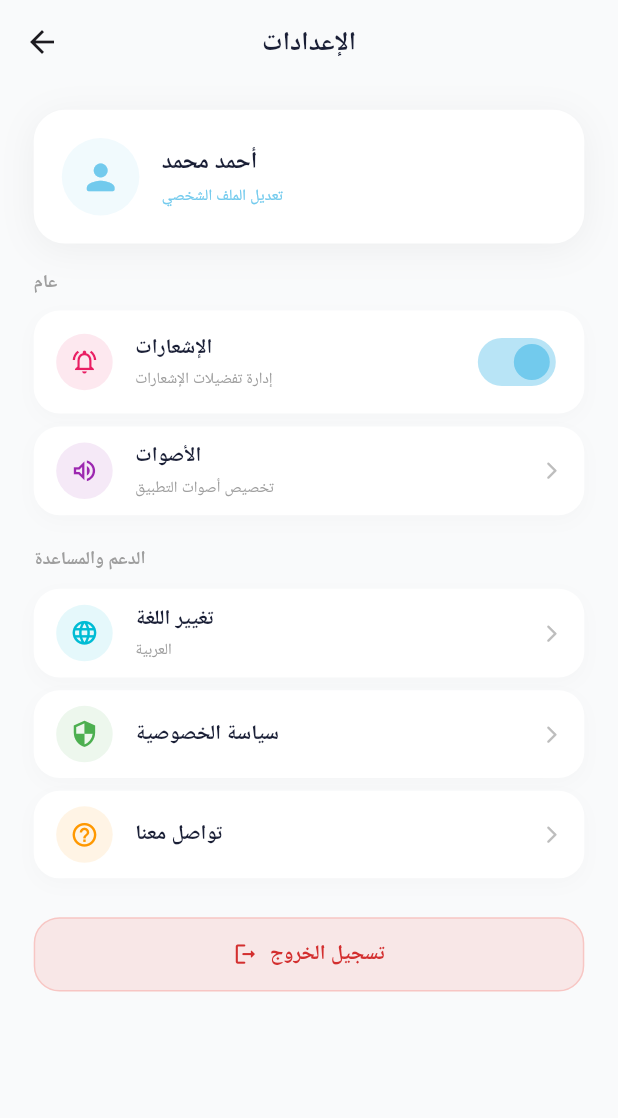
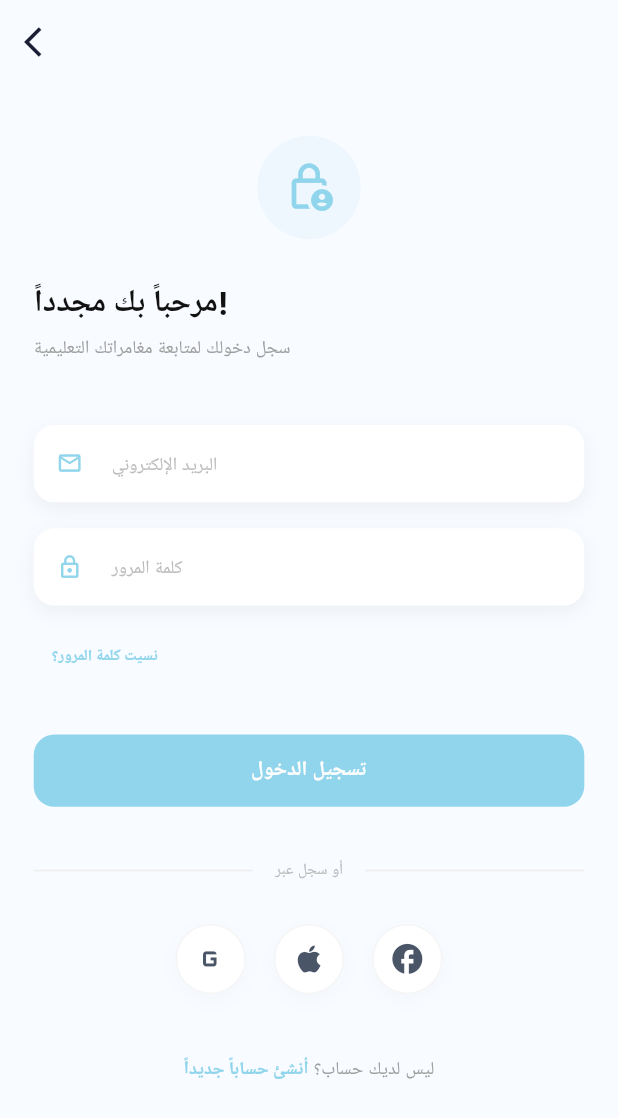
Before and after one commit to he123ba123/hekayti_edu, a Flutter app: the SettingsScreen screen opened directly, after a tap on "تسجيل الخروج", on a phone screen of 412 x 824 dp. Shown: the top 1118 px of the screen. Run offline on Flutter 3.47's test engine with Material 3 defaults, Android fonts, the phone set to English and light mode, and no system bars; our stand-ins replace bloc, device_preview, dio, flutter_bloc, flutter_screenutil, percent_indicator; Roboto replaces fonts that are missing (Inter).

Commit message:
add auth feature ui

```diff
--- a/lib/core/routing/app_router.dart
+++ b/lib/core/routing/app_router.dart
@@ -12,6 +12,8 @@ import 'package:hekayti/features/quiz/presentation/cubit/quiz_cubit.dart';
 import 'package:hekayti/features/splash/presentation/screens/splash_screen.dart';
 import 'package:hekayti/features/stories/presentation/screens/story_screen.dart';
 import 'package:hekayti/features/lessons/presentation/screens/social_studies_screen.dart';
+import 'package:hekayti/features/auth/presentation/screens/login_screen.dart';
+import 'package:hekayti/features/auth/presentation/screens/signup_screen.dart';
 import '../../features/quiz/data/data_source/remote_data_source.dart';
 import '../../features/welcome/welcome_screen.dart';
 import 'package:hekayti/features/quiz/data/arguments/quiz_argument.dart';
@@ -26,7 +28,7 @@ class AppRouter {
   Route generateRoute(RouteSettings settings) {
     final arguments = settings.arguments;
     switch (settings.name) {
-      case Routes.welcomeScren:
+      case Routes.welcomeScreen:
         return _buildRoute(builder: (_) => const WelcomeScreen());
       case Routes.splashScreen:
         return _buildRoute(builder: (_) => const SplashScreen());
@@ -63,9 +65,9 @@ class AppRouter {
         final argument = arguments as QuizArgument;
         return _buildRoute(
           builder: (_) => BlocProvider(
-            create: (context) => QuizCubit(
-              QuizRemoteDataSource(DioClient.dio),
-            )..loadQuestion(argument.lessonNumber),
+            create: (context) =>
+                QuizCubit(QuizRemoteDataSource(DioClient.dio))
+                  ..loadQuestion(argument.lessonNumber),
             child: QuizView(),
           ),
         );
@@ -73,13 +75,15 @@ class AppRouter {
         return _buildRoute(builder: (_) => const ResultView(score: .6));
       case Routes.socialStudiesScreen:
         return _buildRoute(builder: (_) => const SocialStudiesScreen());
+      case Routes.loginScreen:
+        return _buildRoute(builder: (_) => const LoginScreen());
+      case Routes.signupScreen:
+        return _buildRoute(builder: (_) => const SignupScreen());
       default:
         return _buildRoute(
-          builder: (_) =>
-              Scaffold(
-                body: Center(
-                    child: Text('No route defined for ${settings.name}')),
-              ),
+          builder: (_) => Scaffold(
+            body: Center(child: Text('No route defined for ${settings.name}')),
+          ),
         );
     }
   }
--- a/lib/core/routing/routes.dart
+++ b/lib/core/routing/routes.dart
@@ -1,5 +1,5 @@
 class Routes {
-  static const String welcomeScren = '/';
+  static const String welcomeScreen = '/';
   static const String splashScreen = '/splash_screen';
   static const String childSetupScreen = '/child_setup_screen';
   static const String lessonSelectionScreen = '/lesson_selection_screen';
@@ -11,4 +11,6 @@ class Routes {
   static const String aiFeedbackView = 'aiFeedbackView';
   static const String quizView = 'quizView';
   static const String resultView = 'resultView';
+  static const String loginScreen = '/login_screen';
+  static const String signupScreen = '/signup_screen';
 }
--- /dev/null
+++ b/lib/features/auth/presentation/screens/login_screen.dart
@@ -0,0 +1,203 @@
+import 'package:flutter/material.dart';
+import 'package:flutter_screenutil/flutter_screenutil.dart';
+import 'package:hekayti/core/routing/routes.dart';
+import 'package:hekayti/core/text_style_manager/text_style_manager.dart';
+import 'package:hekayti/features/auth/presentation/widgets/auth_text_field.dart';
+
+class LoginScreen extends StatelessWidget {
+  const LoginScreen({super.key});
+
+  @override
+  Widget build(BuildContext context) {
+    return Scaffold(
+      backgroundColor: const Color(0xFFF8FBFF),
+      appBar: AppBar(
+        backgroundColor: Colors.transparent,
+        elevation: 0,
+        leading: IconButton(
+          icon: const Icon(Icons.arrow_back_ios, color: Color(0xFF1A1F36)),
+          onPressed: () =>
+              Navigator.pushReplacementNamed(context, Routes.welcomeScreen),
+        ),
+      ),
+      body: SafeArea(
+        child: SingleChildScrollView(
+          padding: EdgeInsets.symmetric(horizontal: 24.w),
+          child: Column(
+            crossAxisAlignment: CrossAxisAlignment.start,
+            children: [
+              SizedBox(height: 40.h),
+              // Header
+              Center(
+                child: Container(
+                  width: 80.r,
+                  height: 80.r,
+                  decoration: BoxDecoration(
+                    color: const Color(0xFF90D5EC).withOpacity(0.1),
+                    shape: BoxShape.circle,
+                  ),
+                  child: Icon(
+                    Icons.lock_person_outlined,
+                    color: const Color(0xFF90D5EC),
+                    size: 40.sp,
+                  ),
+                ),
+              ),
+              SizedBox(height: 32.h),
+              Text("مرحباً بك مجدداً!", style: TextStyleManager.font24Bold),
+              SizedBox(height: 8.h),
+              Text(
+                "سجل دخولك لمتابعة مغامراتك التعليمية",
+                style: TextStyleManager.font14Regular.copyWith(
+                  color: Colors.grey[500],
+                ),
+              ),
+              SizedBox(height: 48.h),
+
+              // Form
+              const AuthTextField(
+                hintText: "البريد الإلكتروني",
+                prefixIcon: Icons.email_outlined,
+              ),
+              SizedBox(height: 20.h),
+              const AuthTextField(
+                hintText: "كلمة المرور",
+                prefixIcon: Icons.lock_outline,
+                isPassword: true,
+              ),
+
+              SizedBox(height: 12.h),
+              Align(
+                alignment: Alignment.centerLeft,
+                child: TextButton(
+                  onPressed: () {},
+                  child: Text(
+                    "نسيت كلمة المرور؟",
+                    style: TextStyleManager.font12Bold.copyWith(
+                      color: const Color(0xFF90D5EC),
+                    ),
+                  ),
+                ),
+              ),
+
+              SizedBox(height: 32.h),
+
+              // Login Button
+              SizedBox(
+                width: double.infinity,
+                height: 56.h,
+                child: ElevatedButton(
+                  onPressed: () {
+                    Navigator.pushNamedAndRemoveUntil(
+                      context,
+                      Routes.mainScreen,
+                      (route) => false,
+                    );
+                  },
+                  style: ElevatedButton.styleFrom(
+                    backgroundColor: const Color(0xFF90D5EC),
+                    foregroundColor: Colors.white,
+                    shape: RoundedRectangleBorder(
+                      borderRadius: BorderRadius.circular(16.r),
+                    ),
+                    elevation: 0,
+                  ),
+                  child: Text(
+                    "تسجيل الدخول",
+                    style: TextStyleManager.font16Bold,
+                  ),
+                ),
+              ),
+
+              SizedBox(height: 40.h),
+
+              // Divider
+              Row(
+                children: [
+                  Expanded(child: Divider(color: Colors.grey[200])),
+                  Padding(
+                    padding: EdgeInsets.symmetric(horizontal: 16.w),
+                    child: Text(
+                      "أو سجل عبر",
+                      style: TextStyleManager.font12Regular.copyWith(
+                        color: Colors.grey[400],
+                      ),
+                    ),
+                  ),
+                  Expanded(child: Divider(color: Colors.grey[200])),
+                ],
+              ),
+
+              SizedBox(height: 32.h),
+
+              // Social Logins
+              Row(
+                mainAxisAlignment: MainAxisAlignment.center,
+                children: [
+                  _socialButton(Icons.g_mobiledata, () {}),
+                  SizedBox(width: 20.w),
+                  _socialButton(Icons.apple, () {}),
+                  SizedBox(width: 20.w),
+                  _socialButton(Icons.facebook, () {}),
+                ],
+              ),
+
+              SizedBox(height: 48.h),
+
+              // Signup switch
+              Center(
+                child: GestureDetector(
+                  onTap: () {
+                    Navigator.pushReplacementNamed(
+                      context,
+                      Routes.signupScreen,
+                    );
+                  },
+                  child: RichText(
+                    text: TextSpan(
+                      style: TextStyleManager.font14Regular.copyWith(
+                        color: Colors.grey[500],
+                      ),
+                      children: [
+                        const TextSpan(text: "ليس لديك حساب؟ "),
+                        TextSpan(
+                          text: "أنشئ حساباً جديداً",
+                          style: TextStyleManager.font14Bold.copyWith(
+                            color: const Color(0xFF90D5EC),
+                          ),
+                        ),
+                      ],
+                    ),
+                  ),
+                ),
+              ),
+              SizedBox(height: 24.h),
+            ],
+          ),
+        ),
+      ),
+    );
+  }
+
+  Widget _socialButton(IconData icon, VoidCallback onTap) {
+    return InkWell(
+      onTap: onTap,
+      child: Container(
+        padding: EdgeInsets.all(12.r),
+        decoration: BoxDecoration(
+          color: Colors.white,
+          shape: BoxShape.circle,
+          border: Border.all(color: Colors.grey[100]!),
+          boxShadow: [
+            BoxShadow(
+              color: Colors.black.withOpacity(0.02),
+              blurRadius: 10,
+              offset: const Offset(0, 4),
+            ),
+          ],
+        ),
+        child: Icon(icon, color: const Color(0xFF4A5568), size: 28.sp),
+      ),
+    );
+  }
+}
--- /dev/null
+++ b/lib/features/auth/presentation/widgets/auth_text_field.dart
@@ -0,0 +1,55 @@
+import 'package:flutter/material.dart';
+import 'package:flutter_screenutil/flutter_screenutil.dart';
+import 'package:hekayti/core/text_style_manager/text_style_manager.dart';
+
+class AuthTextField extends StatelessWidget {
+  final String hintText;
+  final IconData prefixIcon;
+  final bool isPassword;
+  final TextEditingController? controller;
+
+  const AuthTextField({
+    super.key,
+    required this.hintText,
+    required this.prefixIcon,
+    this.isPassword = false,
+    this.controller,
+  });
+
+  @override
+  Widget build(BuildContext context) {
+    return Container(
+      decoration: BoxDecoration(
+        color: Colors.white,
+        borderRadius: BorderRadius.circular(16.r),
+        boxShadow: [
+          BoxShadow(
+            color: Colors.black.withOpacity(0.05),
+            blurRadius: 10,
+            offset: const Offset(0, 4),
+          ),
+        ],
+      ),
+      child: TextFormField(
+        controller: controller,
+        obscureText: isPassword,
+        decoration: InputDecoration(
+          hintText: hintText,
+          hintStyle: TextStyleManager.font14Regular.copyWith(
+            color: Colors.grey[400],
+          ),
+          prefixIcon: Icon(
+            prefixIcon,
+            color: const Color(0xFF90D5EC),
+            size: 20.sp,
+          ),
+          border: InputBorder.none,
+          contentPadding: EdgeInsets.symmetric(
+            horizontal: 16.w,
+            vertical: 16.h,
+          ),
+        ),
+      ),
+    );
+  }
+}
--- a/lib/features/settings/presentation/screens/settings_screen.dart
+++ b/lib/features/settings/presentation/screens/settings_screen.dart
@@ -1,6 +1,7 @@
 import 'package:flutter/material.dart';
 import 'package:flutter_screenutil/flutter_screenutil.dart';
 import 'package:hekayti/core/color_manager/app_colors.dart';
+import 'package:hekayti/core/routing/routes.dart';
 import 'package:hekayti/core/text_style_manager/text_style_manager.dart';
 import 'package:hekayti/features/settings/presentation/widgets/settings_tile.dart';
 
@@ -144,7 +145,13 @@ class SettingsScreen extends StatelessWidget {
 
               // Logout Button
               GestureDetector(
-                onTap: () {},
+                onTap: () {
+                  Navigator.pushNamedAndRemoveUntil(
+                    context,
+                    Routes.loginScreen,
+                    (route) => false,
+                  );
+                },
                 child: Container(
                   width: double.infinity,
                   padding: EdgeInsets.symmetric(vertical: 16.h),
--- a/lib/features/welcome/welcome_screen.dart
+++ b/lib/features/welcome/welcome_screen.dart
@@ -168,7 +168,7 @@ class WelcomeScreen extends StatelessWidget {
                         height: 60.h,
                         child: ElevatedButton(
                           onPressed: () {
-                            Navigator.pushNamed(context, Routes.mainScreen);
+                            Navigator.pushNamed(context, Routes.signupScreen);
                           },
                           style: ElevatedButton.styleFrom(
                             backgroundColor: const Color(0xFF90D5EC),
@@ -208,7 +208,7 @@ class WelcomeScreen extends StatelessWidget {
                       // Footer
                       GestureDetector(
                         onTap: () {
-                          // TODO: Handle Login
+                          Navigator.pushNamed(context, Routes.loginScreen);
                         },
                         child: RichText(
                           text: TextSpan(
```
Also changed, not shown: lib/features/auth/presentation/screens/signup_screen.dart (added, +124 -0 lines), lib/features/splash/presentation/screens/splash_screen.dart (+2 -5 lines).
